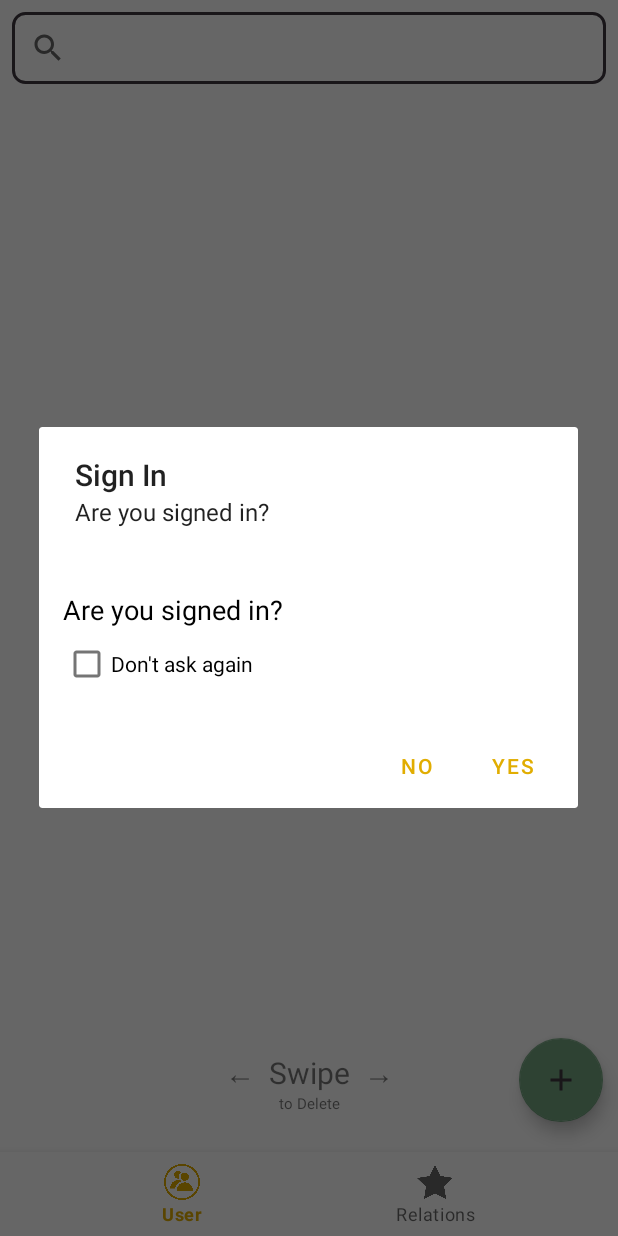
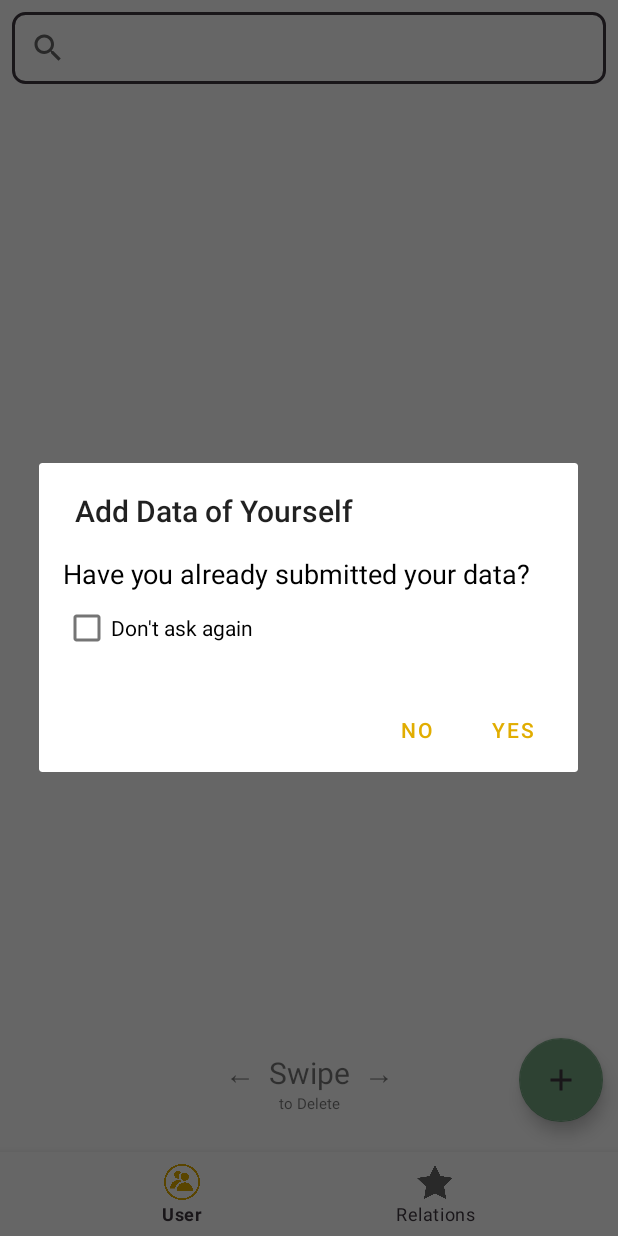
Before and after one commit to ANI2006/LineAge, an Android app: the screen it shows after launch (MainActivity), on a phone screen of 412 x 824 dp. Run offline under Robolectric (Android 15) with nearby library versions, the phone set to English and light mode, and no system bars; our stand-ins replace Room's generated code, navigation-ui.

```diff
--- a/app/build.gradle
+++ b/app/build.gradle
@@ -51,4 +51,6 @@ dependencies {
 
     implementation 'com.github.bumptech.glide:glide:4.15.1'
 
+
+
 }
--- a/app/src/main/java/com/app/lineage/ui/SignInDialog.java
+++ b/app/src/main/java/com/app/lineage/ui/SignInDialog.java
@@ -10,8 +10,10 @@ import android.preference.PreferenceManager;
 import android.view.LayoutInflater;
 import android.view.View;
 import android.widget.CheckBox;
+import android.widget.TextView;
 
 import androidx.annotation.NonNull;
+import androidx.core.content.ContextCompat;
 import androidx.fragment.app.DialogFragment;
 
 
@@ -32,9 +34,19 @@ public class SignInDialog extends DialogFragment {
         // Get references to dialog views
         checkBox = dialogView.findViewById(R.id.checkbox_remember);
 
-        builder.setView(dialogView)
-                .setTitle("Sign In")
-                .setMessage("Are you signed in?")
+        builder.setView(dialogView);
+
+        // Customize the dialog appearance
+        TextView messageTextView = dialogView.findViewById(R.id.text_message);
+        CheckBox rememberCheckbox = dialogView.findViewById(R.id.checkbox_remember);
+
+        messageTextView.setText("Have you already submitted your data?");
+        messageTextView.setTextSize(18);
+        messageTextView.setTextColor(ContextCompat.getColor(requireContext(), android.R.color.black));
+
+        rememberCheckbox.setText("Don't ask again");
+
+        builder.setTitle("Add Data of Yourself")
                 .setPositiveButton("Yes", new DialogInterface.OnClickListener() {
                     @Override
                     public void onClick(DialogInterface dialog, int which) {
@@ -61,6 +73,7 @@ public class SignInDialog extends DialogFragment {
         return builder.create();
     }
 
+
     private void showAdditionalDetailsDialog() {
         Intent intent = new Intent(getActivity(), AddMeActivity.class);
         startActivity(intent);
--- a/app/src/main/java/com/app/lineage/ui/user/UserAdapter.java
+++ b/app/src/main/java/com/app/lineage/ui/user/UserAdapter.java
@@ -14,6 +14,7 @@ import androidx.recyclerview.widget.RecyclerView;
 
 import com.app.lineage.db.OnClickItemInterface;
 import com.app.lineage.db.Person;
+import com.app.lineage.db.Relation;
 import com.app.lineage6.R;
 import com.app.lineage6.databinding.UserItemLayoutBinding;
 
@@ -33,7 +34,8 @@ public class UserAdapter extends RecyclerView.Adapter<UserAdapter.ViewHolder>  i
 
     public UserAdapter(OnClickItemInterface onClickItemInterface) {
         this.onClickItemInterface = onClickItemInterface;
-        this.getPersonListFilter=personList;
+        this.personList = new ArrayList<>();
+        this.getPersonListFilter = new ArrayList<>();
     }
 
     public UserAdapter() {
@@ -71,10 +73,18 @@ public class UserAdapter extends RecyclerView.Adapter<UserAdapter.ViewHolder>  i
     }
 
     public void setUsers(List<Person> personList) {
-        this.personList = personList;
-
+        this.personList.clear();
+        this.personList.addAll(personList);
+        this.getPersonListFilter.clear();
+        this.getPersonListFilter.addAll(personList);
         notifyDataSetChanged();
     }
+
+    public void setFilteredList(List<Person> filteredList){
+        this.personList = filteredList;
+        notifyDataSetChanged();
+    }
+
 
     @Override
     public Filter getFilter() {
@@ -82,31 +92,35 @@ public class UserAdapter extends RecyclerView.Adapter<UserAdapter.ViewHolder>  i
             @Override
             protected FilterResults performFiltering(CharSequence constraint) {
                 FilterResults filterResults = new FilterResults();
+                List<Person> filteredList = new ArrayList<>();
+
                 if (constraint == null || constraint.length() == 0) {
-                    filterResults.values = getPersonListFilter;
-                    filterResults.count = getPersonListFilter.size();
+                    filteredList.addAll(getPersonListFilter);
                 } else {
                     String searchStr = constraint.toString().toLowerCase();
-                    List<Person> personModels = new ArrayList<>();
                     for (Person person : getPersonListFilter) {
                         if (person.name.toLowerCase().contains(searchStr)) {
-                            personModels.add(person);
+                            filteredList.add(person);
                         }
                     }
-                    filterResults.values = personModels;
-                    filterResults.count = personModels.size();
                 }
+
+                filterResults.values = filteredList;
+                filterResults.count = filteredList.size();
                 return filterResults;
             }
 
             @Override
             protected void publishResults(CharSequence constraint, FilterResults results) {
-                personList = (List<Person>) results.values;
+                personList.clear();
+                personList.addAll((List<Person>) results.values);
                 notifyDataSetChanged();
             }
         };
+
         return filter;
     }
+
 
 
 
--- a/app/src/main/res/layout/activity_main.xml
+++ b/app/src/main/res/layout/activity_main.xml
@@ -24,6 +24,9 @@
         android:layout_height="wrap_content"
         android:background="?android:attr/windowBackground"
         app:menu="@menu/bottom_nav_menu"
+        android:textAlignment="center"
+        app:itemTextColor="@color/black"
+        android:foregroundGravity="center"
         app:layout_constraintBottom_toBottomOf="parent"
         app:layout_constraintEnd_toEndOf="parent"
         app:layout_constraintStart_toStartOf="parent" />
--- a/app/src/main/res/layout/dialog_signin.xml
+++ b/app/src/main/res/layout/dialog_signin.xml
@@ -10,7 +10,7 @@
         android:id="@+id/text_message"
         android:layout_width="match_parent"
         android:layout_height="wrap_content"
-        android:text="Are you signed in?"
+        android:text="Have you already submitted your data?"
         android:textSize="18sp"
         android:textColor="@android:color/black" />
 
--- a/app/src/main/res/menu/bottom_nav_menu.xml
+++ b/app/src/main/res/menu/bottom_nav_menu.xml
@@ -4,6 +4,8 @@
     <item
         android:id="@+id/navigation_user"
         android:icon="@drawable/users"
+
+
         android:title="@string/title_user" />
 
     <item
--- a/app/src/main/res/values/colors.xml
+++ b/app/src/main/res/values/colors.xml
@@ -5,10 +5,11 @@
     <color name="purple_700">#FF3700B3</color>
     <color name="teal_200">#FF03DAC5</color>
     <color name="teal_700">#FF018786</color>
-    <color name="black">#3e363f</color>
+
     <color name="white">#FFFFFFFF</color>
     <color name="red">#B41313</color>
     <color name="redd">#FF0000</color>
     <color name="green">#73a580</color>
     <color name="yellow">#e1ad01</color>
+    <color name="black">#3e363f</color>
 </resources>
--- a/app/src/main/res/values/custome_style.xml
+++ b/app/src/main/res/values/custome_style.xml
@@ -3,4 +3,4 @@
     <style name="circular">
         <item name="cornerSize">50%</item>
     </style>
-</resources>
+   </resources>
--- /dev/null
+++ b/app/src/main/res/values/styles.xml
@@ -0,0 +1,5 @@
+<?xml version="1.0" encoding="utf-8"?>
+<resources>
+
+
+</resources>
```
Also changed, not shown: app/src/main/java/com/app/lineage/mvvm/UserViewModel.java (+5 -11 lines), app/src/main/java/com/app/lineage/ui/user/UserFragment.java (+23 -4 lines), app/src/main/res/layout/user_item_layout.xml (+6 -2 lines), app/src/main/res/layout/view_relation_list_item.xml (+5 -5 lines).
